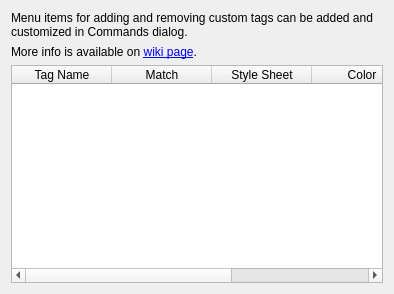
Above: plugins/itemtags/itemtagssettings.ui from hluk/CopyQ before the change. Below: the same form after it.
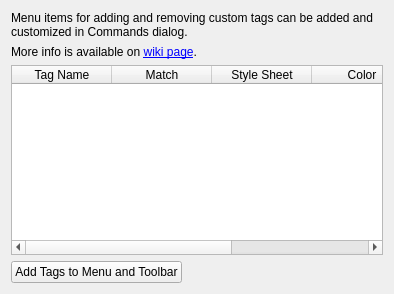
That is the form after the change.

Commit message: Add menu and tool bar action directly from plugins

Diff of the .ui file:
```diff
--- a/plugins/itemtags/itemtagssettings.ui
+++ b/plugins/itemtags/itemtagssettings.ui
@@ -60,6 +60,30 @@
      </column>
     </widget>
    </item>
+   <item>
+    <layout class="QHBoxLayout" name="horizontalLayout">
+     <item>
+      <widget class="QPushButton" name="pushButtonAddCommands">
+       <property name="text">
+        <string>Add Tags to Menu and Toolbar</string>
+       </property>
+      </widget>
+     </item>
+     <item>
+      <spacer name="horizontalSpacer">
+       <property name="orientation">
+        <enum>Qt::Horizontal</enum>
+       </property>
+       <property name="sizeHint" stdset="0">
+        <size>
+         <width>40</width>
+         <height>20</height>
+        </size>
+       </property>
+      </spacer>
+     </item>
+    </layout>
+   </item>
   </layout>
  </widget>
  <resources/>
```
The commit also changes 15 other files.
